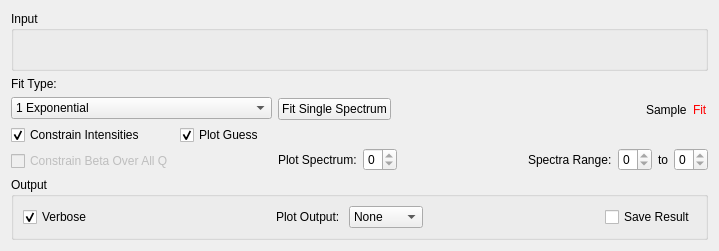
mantidproject/mantid, file Code/Mantid/MantidQt/CustomInterfaces/inc/MantidQtCustomInterfaces/Indirect/FuryFit.ui: the form before one commit.
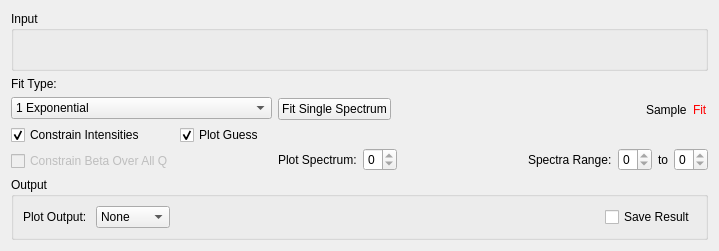
The form after the commit. Custom widgets are drawn as their Qt base class.

Patch:
```diff
--- a/Code/Mantid/MantidQt/CustomInterfaces/inc/MantidQtCustomInterfaces/Indirect/FuryFit.ui
+++ b/Code/Mantid/MantidQt/CustomInterfaces/inc/MantidQtCustomInterfaces/Indirect/FuryFit.ui
@@ -257,29 +257,6 @@
       <string>Output</string>
      </property>
      <layout class="QHBoxLayout" name="horizontalLayout_2">
-      <item>
-       <widget class="QCheckBox" name="ckVerbose">
-        <property name="text">
-         <string>Verbose</string>
-        </property>
-        <property name="checked">
-         <bool>true</bool>
-        </property>
-       </widget>
-      </item>
-      <item>
-       <spacer name="horizontalSpacer_0">
-        <property name="orientation">
-         <enum>Qt::Horizontal</enum>
-        </property>
-        <property name="sizeHint" stdset="0">
-         <size>
-          <width>40</width>
-          <height>20</height>
-         </size>
-        </property>
-       </spacer>
-      </item>
       <item>
        <widget class="QLabel" name="lbPlotType">
         <property name="text">
```
